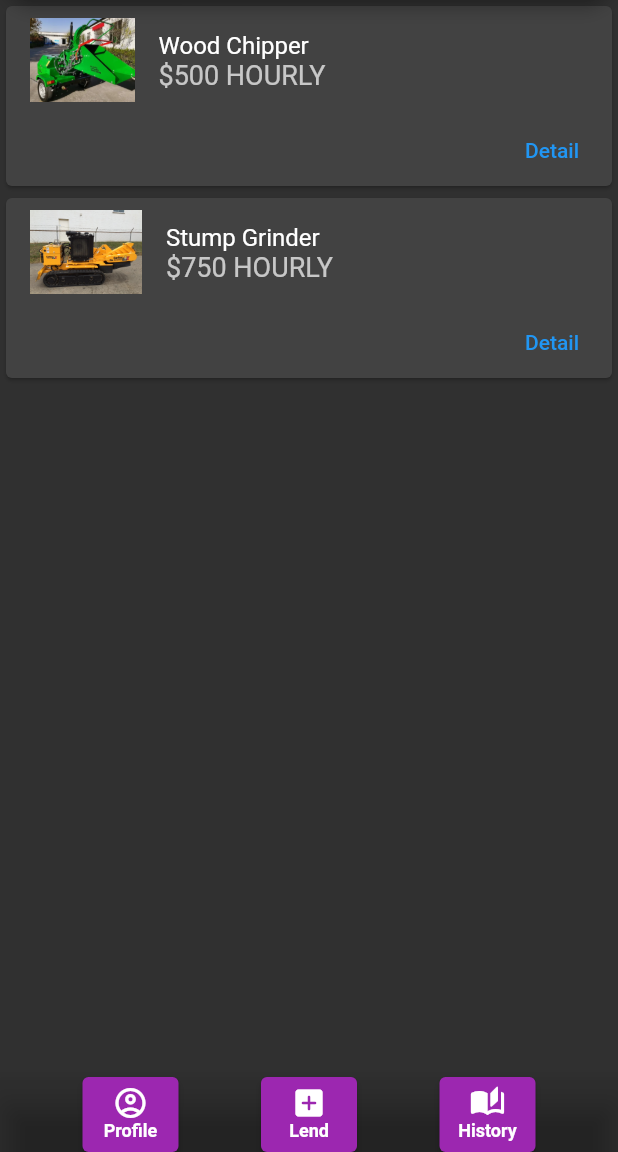
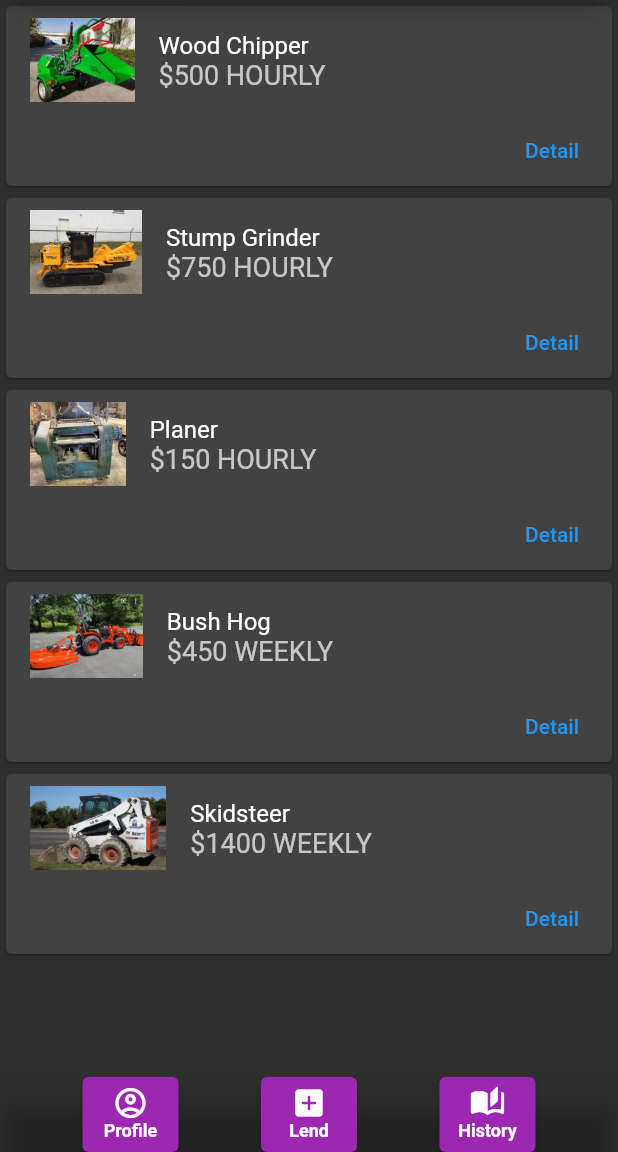
Before and after one commit to Jschofi95/Utool, a Flutter app: the HomePage screen opened directly, on a phone screen of 412 x 824 dp, the part 84-1236 px from its top. Run offline on Flutter 3.47's test engine with Material 2 defaults, Android fonts, the phone set to English and light mode, and no system bars; Roboto replaces fonts that are missing (Helvelica).

Commit message:
Added more tools for rent. There are now enough items to make the home screen scrollable

```diff
--- a/lib/homepage/homepage.dart
+++ b/lib/homepage/homepage.dart
@@ -26,7 +26,8 @@ class _HomePageState extends State<HomePage> {
         address: "123 Side St, Tuscaloosa, AL, 35402",
         deliveryFee: "250",
         hours: "127",
-        description: "This is a wood sun-o-co wood chipper. It is in good condition and runs very well. I can deliver it to you or you can come pick it up."),
+        description:
+            "This is a wood sun-o-co wood chipper. It is in good condition and runs very well. I can deliver it to you or you can come pick it up."),
     const ItemData(
         type: "Stump Grinder",
         imgLinks: ["assets/stump_grinder.jpg"],
@@ -39,7 +40,37 @@ class _HomePageState extends State<HomePage> {
         address: "321 Main Ave, Tuscaloosa, 35404",
         deliveryFee: "null",
         hours: "242",
-        description: "This is my Carlton stump grinder. It has had regular services for it's entire life and runs great. I cannot deliver it so it is for pickup only."),
+        description:
+            "This is my Carlton stump grinder. It has had regular services for it's entire life and runs great. I cannot deliver it so it is for pickup only."),
+    const ItemData(
+        type: "Planer",
+        imgLinks: ["assets/pruitt_planer.jpg"],
+        brand: "Buss",
+        model: "55",
+        price: "150",
+        rentPriceInterval: Intervals.HOURLY,
+        condition: "Used",
+        useType: UseType.STORE_USE_ONLY,
+        address: "255 Industrial Pkwy",
+        deliveryFee: "N/A",
+        hours: "4231",
+        description:
+            "This is our Buss industrial planer model 55. It has a lot of hours but works great. Pickup and delivery not available. Must use at our location."),
+    const ItemData(
+        type: "Bush Hog",
+        imgLinks: ["assets/kubota_bush_hog.jpg"],
+        brand: "Kubota",
+        model: "l3400",
+        price: "450",
+        rentPriceInterval: Intervals.WEEKLY,
+        condition: "Good",
+        useType: UseType.PICK_UP,
+        address: "7212 Jack Warner Pkwy",
+        deliveryFee: "N/A",
+        hours: "210",
+        description:
+            "60\" l3400 Kubota Bush hog. The blades and belts were replaced very recently so it is good to go for any large field that you need it for. I can't deliver it, so it must be picked up. Message me for details!"),
+    const ItemData(type: "Skidsteer", imgLinks: ["assets/bobcat_skidsteer_s650_with_bucket.jpg"], brand: "Bobcat", model: "s650", price: "1400", rentPriceInterval: Intervals.WEEKLY, condition: "Like New", useType: UseType.DELIVERY, address: "1012 Main St. ", deliveryFee: "100", hours: "342", description: "This is our like new 2012 Bobcat skidsteer. It is in very good condition. It does have a small hydraulic leak. It comes with a bucket. Any other attachments will not be provided. Also, it is for delivery ONLY. No pick up is available."),
   ];
 
   @override
--- a/pubspec.yaml
+++ b/pubspec.yaml
@@ -63,6 +63,9 @@ flutter:
     - assets/flutter_logo.png
     - assets/woodchipper_placeholder.png
     - assets/stump_grinder.jpg
+    - assets/pruitt_planer.jpg
+    - assets/kubota_bush_hog.jpg
+    - assets/bobcat_skidsteer_s650_with_bucket.jpg
 
   # An image asset can refer to one or more resolution-specific "variants", see
   # https://flutter.dev/assets-and-images/#resolution-aware
```
Also changed, not shown: assets/bobcat_skidsteer_s650_with_bucket.jpg (added), assets/kubota_bush_hog.jpg (added), assets/pruitt_planer.jpg (added).
